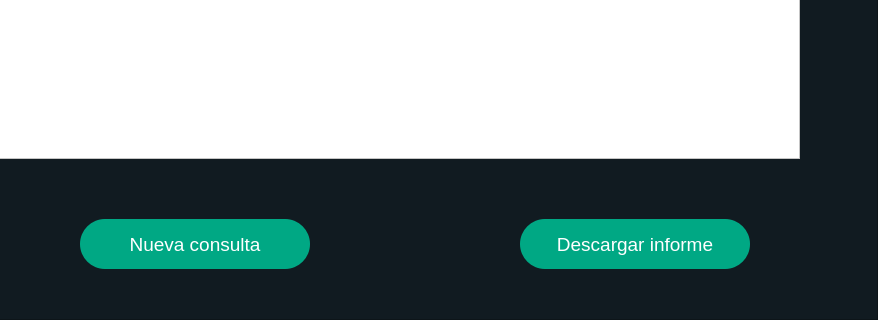
Above: UI/main.ui from Jossefrp/AutoMessageBot before the change; both pictures show x 82 to 960 and y 220 to 540 of the 960 by 540 pixel window. Below: the same form after it.
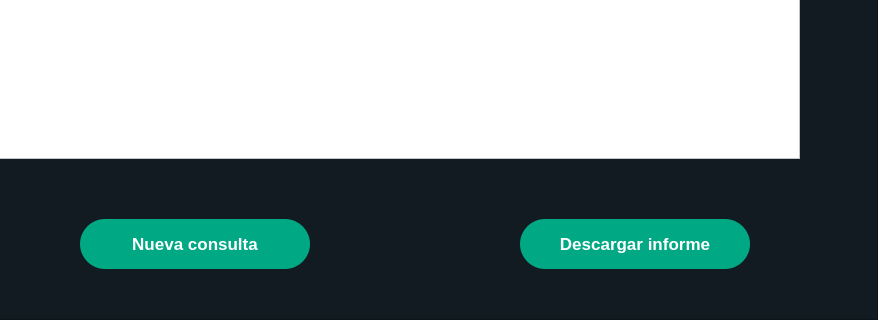
That is the form after the change. Icons and pictures are not drawn.

What changed in the file:
```diff
--- a/UI/main.ui
+++ b/UI/main.ui
@@ -932,7 +932,10 @@
        </property>
        <property name="font">
         <font>
-         <pointsize>14</pointsize>
+         <pointsize>-1</pointsize>
+         <weight>75</weight>
+         <italic>false</italic>
+         <bold>true</bold>
         </font>
        </property>
        <property name="styleSheet">
@@ -940,6 +943,7 @@
 	background-color: rgb(0, 168, 132);
 border-radius: 25px;
 color: white;
+font: bold 17px;
 }
 QPushButton:hover{
 	background-color: rgb(6, 207, 156);
@@ -963,7 +967,10 @@
        </property>
        <property name="font">
         <font>
-         <pointsize>14</pointsize>
+         <pointsize>-1</pointsize>
+         <weight>75</weight>
+         <italic>false</italic>
+         <bold>true</bold>
         </font>
        </property>
        <property name="styleSheet">
@@ -971,6 +978,7 @@
 	background-color: rgb(0, 168, 132);
 border-radius: 25px;
 color: white;
+font: bold 17px;
 }
 QPushButton:hover{
 	background-color: rgb(6, 207, 156);
```
Left out of the diff: 22 changed lines with no effect on the pictures.
